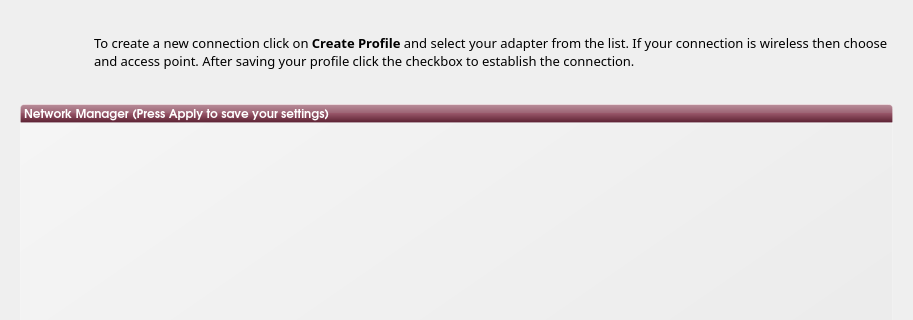
pars-linux/uludag, file kde/kaptan/ui/ui_scrNetwork.ui: the form before one commit; both pictures show x 0 to 913 and y 0 to 320 of the 913 by 751 pixel window.
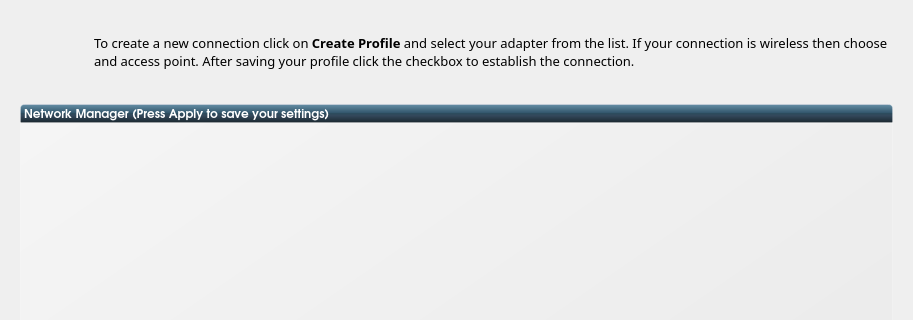
The form after the commit. Icons and pictures are not drawn.

```diff
--- a/kde/kaptan/ui/ui_scrNetwork.ui
+++ b/kde/kaptan/ui/ui_scrNetwork.ui
@@ -98,7 +98,7 @@
       </font>
      </property>
      <property name="styleSheet">
-      <string notr="true">background-color: qlineargradient(spread:pad, x1:0.5, y1:1, x2:0.5, y2:0, stop:0 rgba(183, 100, 124, 255), stop:0.0212465 rgba(91, 33, 50, 255), stop:0.521739 rgba(152, 86, 105, 255), stop:0.527174 rgba(155, 98, 115, 255), stop:0.983696 rgba(184, 141, 153, 255), stop:1 rgba(220, 173, 186, 255));
+      <string notr="true">background-color: qlineargradient(spread:pad, x1:0.5, y1:1, x2:0.5, y2:0, stop:0 rgba(26, 38, 45, 255), stop:0.398093 rgba(51, 72, 91, 255), stop:0.521739 rgba(45, 76, 94, 255), stop:0.531585 rgba(49, 84, 106, 255), stop:0.983696 rgba(99, 141, 164, 255), stop:1 rgba(120, 146, 172, 255));
 /*background-color: qlineargradient(spread:pad, x1:1, y1:1, x2:0, y2:0, stop:0 rgba(219, 219, 219, 100), stop:1 rgba(255, 255, 255, 100));*/
 border: 1px solid rgba(255,255,255,50);
 color:white;
```
